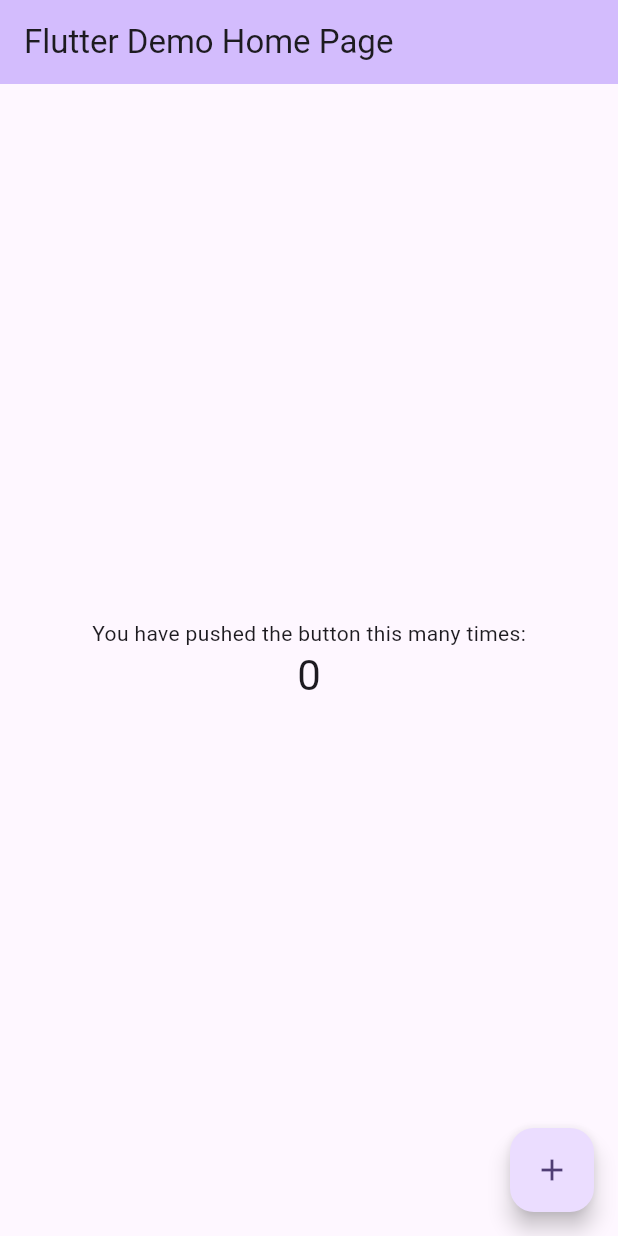
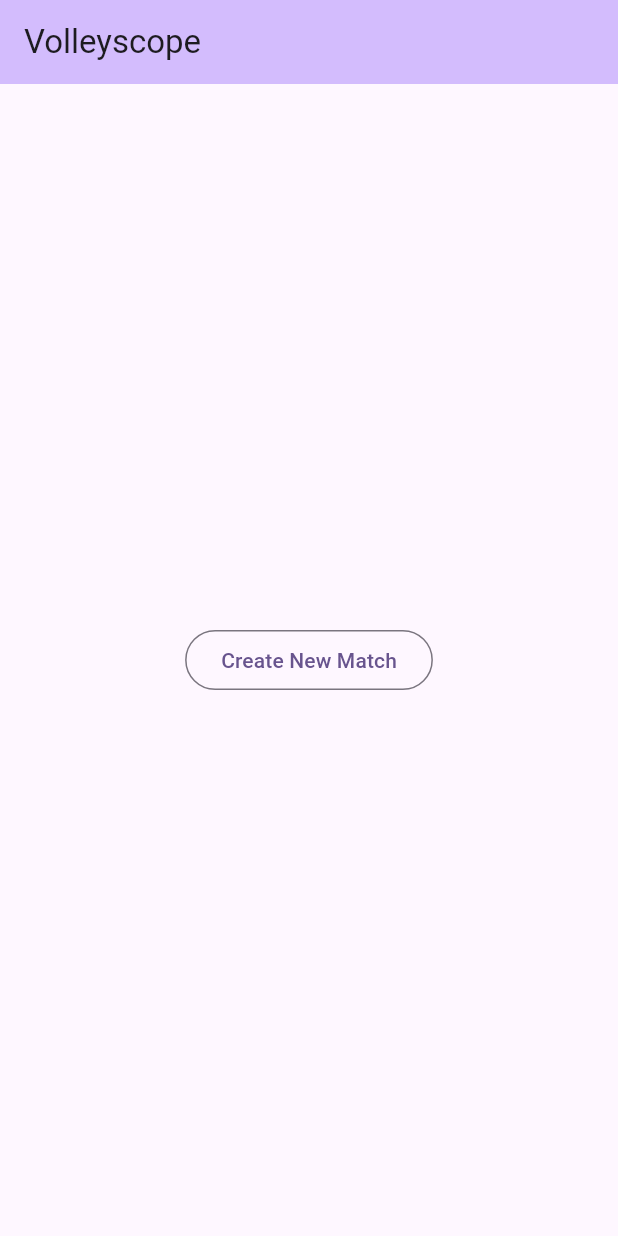
Before and after one commit to zu169/Volleyscope, a Flutter app: the screen it shows after launch, on a phone screen of 412 x 824 dp. Run offline on Flutter 3.47's test engine with Material 3 defaults, Android fonts, the phone set to English and light mode, and no system bars.

Commit message:
Initial match creation functionality

```diff
--- a/volleyscope/lib/main.dart
+++ b/volleyscope/lib/main.dart
@@ -53,20 +53,26 @@ class MyHomePage extends StatefulWidget {
   State<MyHomePage> createState() => _MyHomePageState();
 }
 
+class SecondRoute extends StatelessWidget {
+  const SecondRoute({super.key});
+
+  @override
+  Widget build(BuildContext context) {
+    return Scaffold(
+      appBar: AppBar(title: const Text('Match Creation')),
+      body: Center(
+        child: ElevatedButton(
+          onPressed: () {
+            Navigator.pop(context);
+          },
+          child: const Text('Save Match'),
+        ),
+      ),
+    );
+  }
+}
+
 class _MyHomePageState extends State<MyHomePage> {
-  int _counter = 0;
-
-  void _incrementCounter() {
-    setState(() {
-      // This call to setState tells the Flutter framework that something has
-      // changed in this State, which causes it to rerun the build method below
-      // so that the display can reflect the updated values. If we changed
-      // _counter without calling setState(), then the build method would not be
-      // called again, and so nothing would appear to happen.
-      _counter++;
-    });
-  }
-
   @override
   Widget build(BuildContext context) {
     // This method is rerun every time setState is called, for instance as done
@@ -83,7 +89,7 @@ class _MyHomePageState extends State<MyHomePage> {
         backgroundColor: Theme.of(context).colorScheme.inversePrimary,
         // Here we take the value from the MyHomePage object that was created by
         // the App.build method, and use it to set our appbar title.
-        title: Text(widget.title),
+        title: Text('Volleyscope'),
       ),
       body: Center(
         // Center is a layout widget. It takes a single child and positions it
@@ -104,19 +110,20 @@ class _MyHomePageState extends State<MyHomePage> {
           // wireframe for each widget.
           mainAxisAlignment: .center,
           children: [
-            const Text('You have pushed the button this many times:'),
-            Text(
-              '$_counter',
-              style: Theme.of(context).textTheme.headlineMedium,
+            OutlinedButton(
+              onPressed: () {
+                Navigator.push(
+                  context,
+                  MaterialPageRoute<void>(
+                    builder: (context) => const SecondRoute(),
+                  ),
+                );
+              },
+              child: Text('Create New Match'),
             ),
           ],
         ),
       ),
-      floatingActionButton: FloatingActionButton(
-        onPressed: _incrementCounter,
-        tooltip: 'Increment',
-        child: const Icon(Icons.add),
-      ),
     );
   }
 }
```
